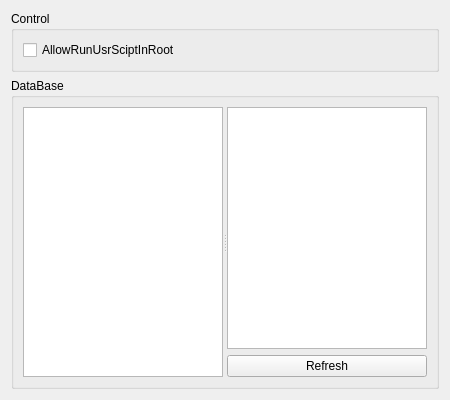
The window that src/settings/scriptsettingdialog.ui (Wing-summer/WingHexExplorer2) describes before a commit, drawn with Qt 5.
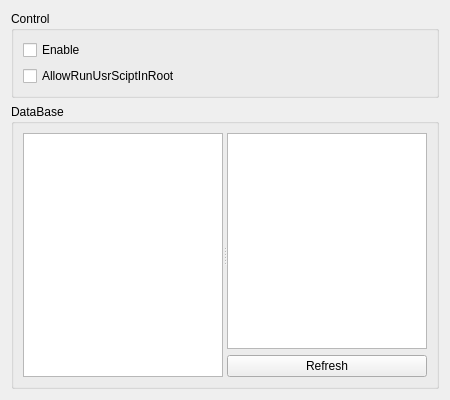
The same window after the commit.

The edit to the form file:
```diff
--- a/src/settings/scriptsettingdialog.ui
+++ b/src/settings/scriptsettingdialog.ui
@@ -26,6 +26,13 @@
       <string>Control</string>
      </property>
      <layout class="QVBoxLayout" name="verticalLayout_2">
+      <item>
+       <widget class="QCheckBox" name="cbEnable">
+        <property name="text">
+         <string>Enable</string>
+        </property>
+       </widget>
+      </item>
       <item>
        <widget class="QCheckBox" name="cbAllowUsrScript">
         <property name="text">
```
